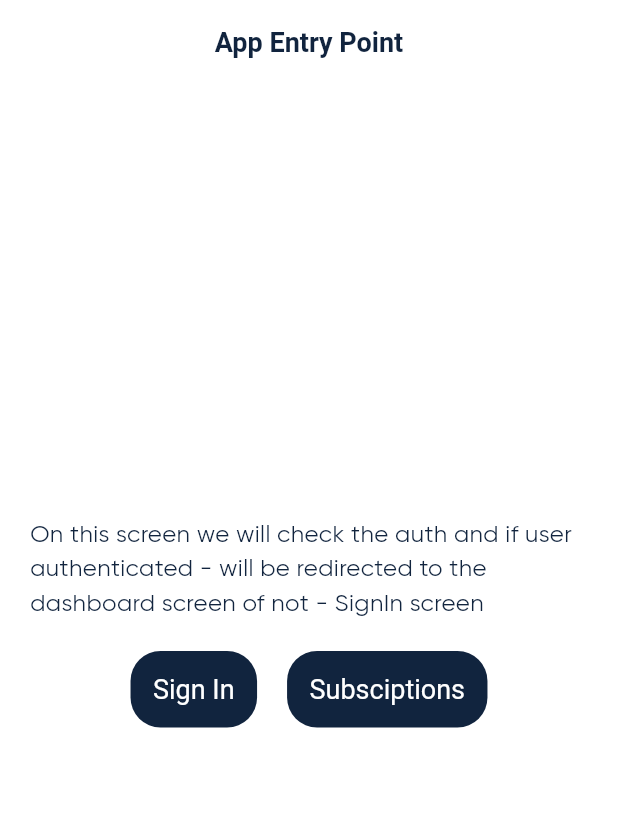
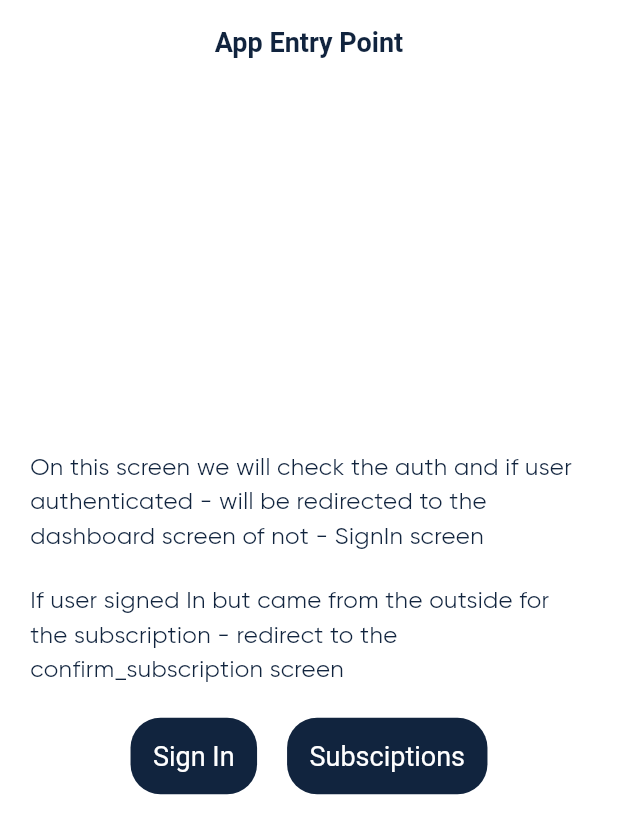
Before and after one commit to deplan-xyz/deplan-subscibtions-client, a Flutter app: the screen it shows after launch, on a phone screen of 412 x 824 dp. Shown: the top 834 px of the screen. Run offline on Flutter 3.47's test engine with Material 3 defaults, Android fonts, the phone set to English and light mode, and no system bars; Roboto replaces fonts that are missing (SF Pro Display).

Commit message:
feat: Add explanation for redirecting to confirm_subscription screen in entry point

```diff
--- a/lib/screens/entry_point.dart
+++ b/lib/screens/entry_point.dart
@@ -16,6 +16,9 @@ class AppEntryPoint extends StatelessWidget {
           child: Column(mainAxisAlignment: MainAxisAlignment.center, children: [
             const Text(
                 'On this screen we will check the auth and if user authenticated - will be redirected to the dashboard screen of not - SignIn screen'),
+            const SizedBox(height: 20),
+            const Text(
+                'If user signed In but came from the outside for the subscription - redirect to the confirm_subscription screen'),
             const SizedBox(height: 20),
             Row(
               mainAxisAlignment: MainAxisAlignment.center,
```
